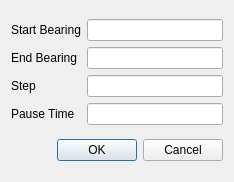
Qt form mqt/MqtRotator/skyscandialog.ui (zsteva/backup-minos2) before a commit.
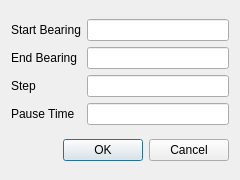
The same form after that commit.

Commit message: dialogue box layouts fixed with minimum size set.

Patch:
```diff
--- a/mqt/MqtRotator/skyscandialog.ui
+++ b/mqt/MqtRotator/skyscandialog.ui
@@ -6,10 +6,16 @@
    <rect>
     <x>0</x>
     <y>0</y>
-    <width>234</width>
-    <height>182</height>
+    <width>240</width>
+    <height>180</height>
    </rect>
   </property>
+  <property name="minimumSize">
+   <size>
+    <width>240</width>
+    <height>180</height>
+   </size>
+  </property>
   <property name="windowTitle">
    <string>SkyScan Setup</string>
   </property>
```
The commit also changes 4 other files.
